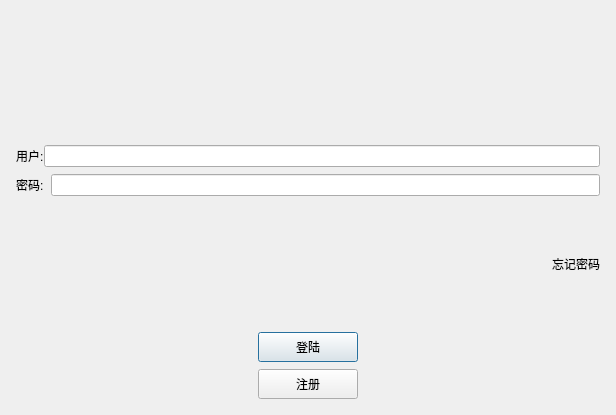
Above: CHAT/logindialog.ui from HsiaMan/CHAT before the change. Below: the same form after it.
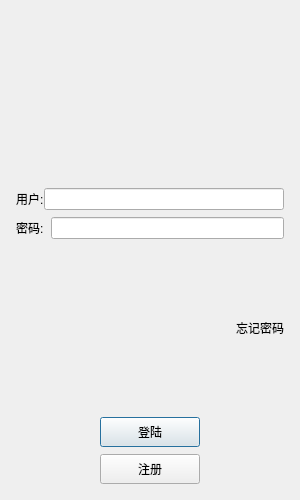
That is the form after the change. Icons and pictures are not drawn.

Commit message: Fix dialog parent mangement and removee manual delete,Update Ui and dialog flags

Diff of the .ui file:
```diff
--- a/CHAT/logindialog.ui
+++ b/CHAT/logindialog.ui
@@ -6,10 +6,22 @@
    <rect>
     <x>0</x>
     <y>0</y>
-    <width>616</width>
-    <height>415</height>
+    <width>300</width>
+    <height>500</height>
    </rect>
   </property>
+  <property name="minimumSize">
+   <size>
+    <width>300</width>
+    <height>500</height>
+   </size>
+  </property>
+  <property name="maximumSize">
+   <size>
+    <width>300</width>
+    <height>500</height>
+   </size>
+  </property>
   <property name="windowTitle">
    <string>Dialog</string>
   </property>
```
The commit also changes 7 other files.
